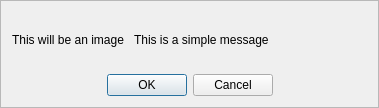
Qt form seospider/ui/message_box.ui (andrascii/RiveSolutions_SEO_Spider) before a commit.
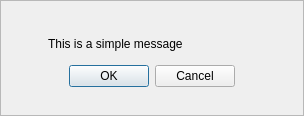
The same form after that commit.

```diff
--- a/seospider/ui/message_box.ui
+++ b/seospider/ui/message_box.ui
@@ -6,8 +6,8 @@
    <rect>
     <x>0</x>
     <y>0</y>
-    <width>379</width>
-    <height>108</height>
+    <width>304</width>
+    <height>116</height>
    </rect>
   </property>
   <property name="windowTitle">
@@ -22,26 +22,6 @@
   <layout class="QVBoxLayout" name="verticalLayout">
    <item>
     <layout class="QGridLayout" name="gridLayout">
-     <item row="0" column="0">
-      <widget class="QLabel" name="imageLabel">
-       <property name="sizePolicy">
-        <sizepolicy hsizetype="Minimum" vsizetype="Preferred">
-         <horstretch>0</horstretch>
-         <verstretch>0</verstretch>
-        </sizepolicy>
-       </property>
-       <property name="text">
-        <string>This will be an image</string>
-       </property>
-      </widget>
-     </item>
-     <item row="0" column="1" colspan="2">
-      <widget class="QLabel" name="messageLabel">
-       <property name="text">
-        <string>This is a simple message</string>
-       </property>
-      </widget>
-     </item>
      <item row="1" column="0" colspan="3">
       <widget class="QDialogButtonBox" name="buttonBox">
        <property name="layoutDirection">
@@ -58,6 +38,47 @@
        </property>
       </widget>
      </item>
+     <item row="0" column="1" colspan="2">
+      <widget class="QLabel" name="messageLabel">
+       <property name="sizePolicy">
+        <sizepolicy hsizetype="Preferred" vsizetype="Preferred">
+         <horstretch>0</horstretch>
+         <verstretch>0</verstretch>
+        </sizepolicy>
+       </property>
+       <property name="layoutDirection">
+        <enum>Qt::LeftToRight</enum>
+       </property>
+       <property name="text">
+        <string>This is a simple message</string>
+       </property>
+       <property name="alignment">
+        <set>Qt::AlignLeading|Qt::AlignLeft|Qt::AlignVCenter</set>
+       </property>
+      </widget>
+     </item>
+     <item row="0" column="0">
+      <widget class="QLabel" name="imageLabel">
+       <property name="sizePolicy">
+        <sizepolicy hsizetype="Fixed" vsizetype="Fixed">
+         <horstretch>0</horstretch>
+         <verstretch>0</verstretch>
+        </sizepolicy>
+       </property>
+       <property name="maximumSize">
+        <size>
+         <width>30</width>
+         <height>30</height>
+        </size>
+       </property>
+       <property name="text">
+        <string/>
+       </property>
+       <property name="alignment">
+        <set>Qt::AlignCenter</set>
+       </property>
+      </widget>
+     </item>
     </layout>
    </item>
   </layout>
```
